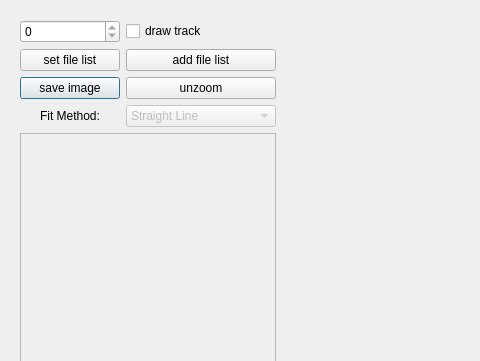
First picture: the form in tools/eventdisplay/MainWindow.ui, repository bastianbeischer/analysis, before the edit; both pictures show x 0 to 480 and y 0 to 361 of the 917 by 656 pixel window.
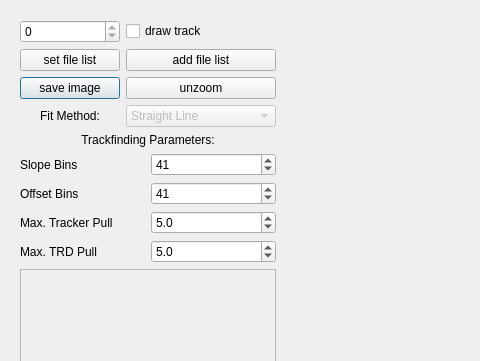
Second picture: the form after the edit. Custom widgets are drawn as their Qt base class.

Commit message: Added functionality to control track finding parameters to GUI.

Patch:
```diff
--- a/tools/eventdisplay/MainWindow.ui
+++ b/tools/eventdisplay/MainWindow.ui
@@ -106,6 +106,94 @@
         </layout>
        </widget>
       </item>
+      <item>
+       <widget class="QLabel" name="label_2">
+        <property name="text">
+         <string>Trackfinding Parameters:</string>
+        </property>
+        <property name="alignment">
+         <set>Qt::AlignCenter</set>
+        </property>
+       </widget>
+      </item>
+      <item>
+       <layout class="QGridLayout" name="gridLayout_2">
+        <item row="0" column="0">
+         <widget class="QLabel" name="label_3">
+          <property name="text">
+           <string>Slope Bins</string>
+          </property>
+         </widget>
+        </item>
+        <item row="0" column="1">
+         <widget class="QSpinBox" name="slopeBinsSpinBox">
+          <property name="maximum">
+           <number>1000</number>
+          </property>
+          <property name="value">
+           <number>41</number>
+          </property>
+         </widget>
+        </item>
+        <item row="1" column="0">
+         <widget class="QLabel" name="label_4">
+          <property name="text">
+           <string>Offset Bins</string>
+          </property>
+         </widget>
+        </item>
+        <item row="1" column="1">
+         <widget class="QSpinBox" name="offsetBinsSpinBox">
+          <property name="maximum">
+           <number>1000</number>
+          </property>
+          <property name="value">
+           <number>41</number>
+          </property>
+         </widget>
+        </item>
+        <item row="2" column="0">
+         <widget class="QLabel" name="label_5">
+          <property name="text">
+           <string>Max. Tracker Pull</string>
+          </property>
+         </widget>
+        </item>
+        <item row="2" column="1">
+         <widget class="QDoubleSpinBox" name="trackerPullSpinBox">
+          <property name="decimals">
+           <number>1</number>
+          </property>
+          <property name="maximum">
+           <double>1000.000000000000000</double>
+          </property>
+          <property name="value">
+           <double>5.000000000000000</double>
+          </property>
+         </widget>
+        </item>
+        <item row="3" column="0">
+         <widget class="QLabel" name="label_6">
+          <property name="text">
+           <string>Max. TRD Pull</string>
+          </property>
+         </widget>
+        </item>
+        <item row="3" column="1">
+         <widget class="QDoubleSpinBox" name="trdPullSpinBox">
+          <property name="decimals">
+           <number>1</number>
+          </property>
+          <property name="maximum">
+           <double>1000.000000000000000</double>
+          </property>
+          <property name="value">
+           <double>5.000000000000000</double>
+          </property>
+         </widget>
+        </item>
+       </layout>
+      </item>
       <item>
        <widget class="QTextBrowser" name="infoTextBrowser">
         <property name="enabled">
```
Left out of the diff: 1 changed line with no effect on the pictures. The commit also changes 3 other files.
